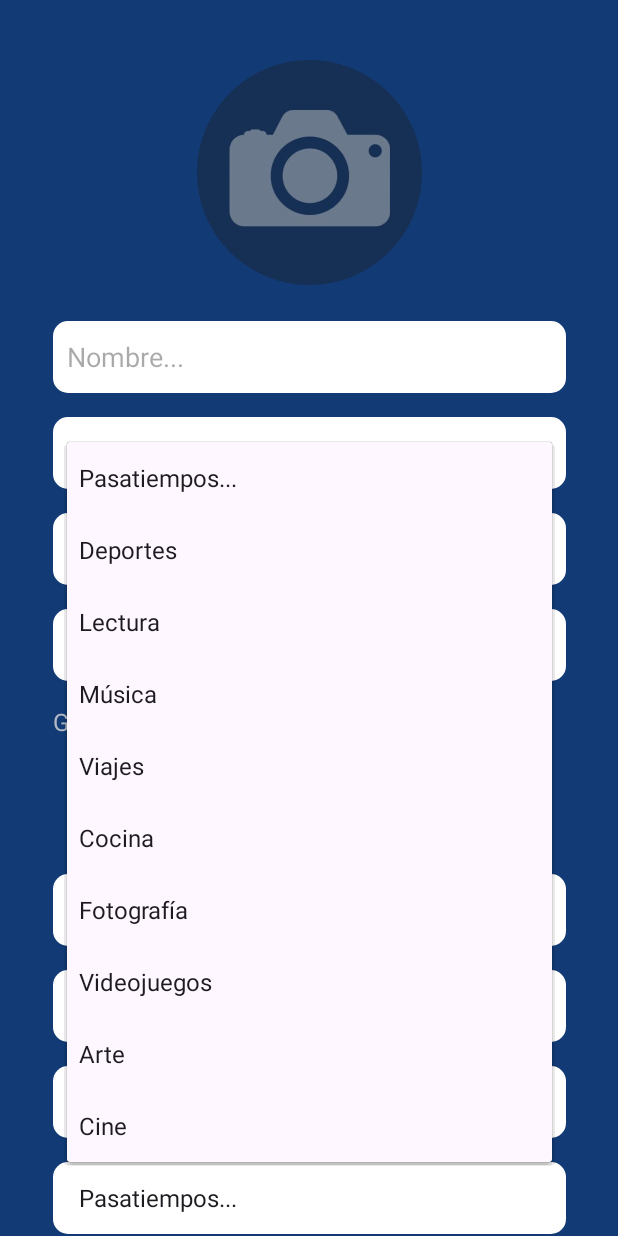
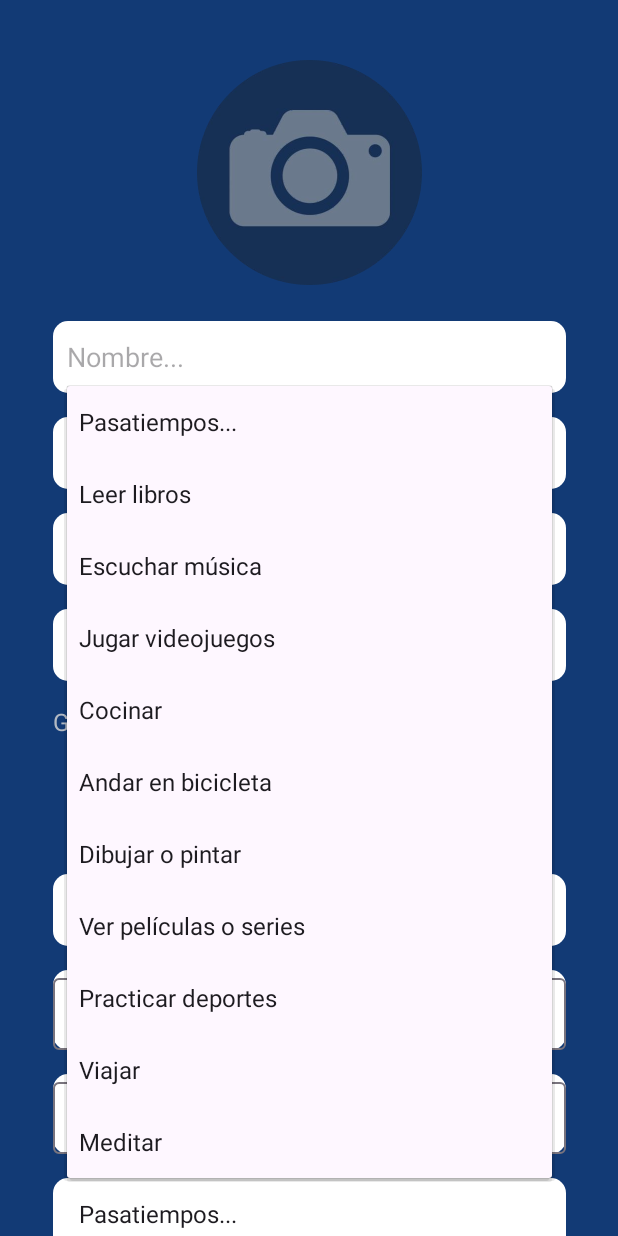
Before and after one commit to Katharsis0/IntelliHome, an Android app: the screen it shows after launch (SignUpActivity), after a tap on "Pasatiempos...", on a phone screen of 412 x 824 dp. Run offline under Robolectric (Android 15) with nearby library versions, the phone set to English and light mode, and no system bars; 2 other taps on this screen came first.

Commit message:
Toggle visibility

```diff
--- a/app/build.gradle.kts
+++ b/app/build.gradle.kts
@@ -32,11 +32,11 @@ android {
 }
 
 dependencies {
-
     implementation(libs.appcompat)
     implementation(libs.material)
     implementation(libs.activity)
     implementation(libs.constraintlayout)
+    implementation ("com.google.android.material:material:1.9.0")  //Material Icons library
     testImplementation(libs.junit)
     androidTestImplementation(libs.ext.junit)
     androidTestImplementation(libs.espresso.core)
--- a/app/src/main/res/layout/activity_signup.xml
+++ b/app/src/main/res/layout/activity_signup.xml
@@ -109,7 +109,7 @@
                 android:layout_height="wrap_content"
                 android:layout_weight="1"
                 android:textColor="@color/light_gray"
-                android:textSize="20dp"
+                android:textSize="20sp"
                 android:text="Hombre" />
 
             <RadioButton
@@ -117,7 +117,7 @@
                 android:layout_width="0dp"
                 android:layout_height="wrap_content"
                 android:layout_weight="1"
-                android:textSize="20dp"
+                android:textSize="20sp"
                 android:textColor="@color/light_gray"
                 android:text="Mujer" />
         </RadioGroup>
@@ -133,33 +133,47 @@
             app:layout_constraintStart_toStartOf="@id/editFechaNacimiento"
             app:layout_constraintTop_toBottomOf="@id/radioGroupGenero" />
 
-        <EditText
+        <com.google.android.material.textfield.TextInputLayout
             android:id="@+id/editContrasena"
             android:layout_width="0dp"
-            android:layout_height="48dp"
+            android:layout_height="wrap_content"
             android:layout_marginTop="16dp"
             android:background="@drawable/radius_corner"
             android:hint="@string/contraseña"
-            android:inputType="textPassword"
-            android:padding="9dp"
+            app:passwordToggleEnabled="true"
             app:layout_constraintEnd_toEndOf="@id/spinnerNacionalidad"
             app:layout_constraintStart_toStartOf="@id/spinnerNacionalidad"
-            app:layout_constraintTop_toBottomOf="@id/spinnerNacionalidad" />
+            app:layout_constraintTop_toBottomOf="@id/spinnerNacionalidad">
 
-        <EditText
+            <com.google.android.material.textfield.TextInputEditText
+                android:layout_width="match_parent"
+                android:layout_height="wrap_content"
+                android:inputType="textPassword"
+                android:paddingTop="12dp"
+                android:paddingBottom="12dp"/>
+        </com.google.android.material.textfield.TextInputLayout>
+
+        <com.google.android.material.textfield.TextInputLayout
             android:id="@+id/editConfirmarContrasena"
             android:layout_width="0dp"
-            android:layout_height="48dp"
+            android:layout_height="wrap_content"
             android:layout_marginTop="16dp"
             android:background="@drawable/radius_corner"
-            android:hint="@string/confirmar_contraseña"
-            android:inputType="textPassword"
-            android:padding="9dp"
+            app:passwordToggleEnabled="true"
             app:layout_constraintEnd_toEndOf="@id/editContrasena"
             app:layout_constraintStart_toStartOf="@id/editContrasena"
-            app:layout_constraintTop_toBottomOf="@id/editContrasena" />
+            app:layout_constraintTop_toBottomOf="@id/editContrasena">
 
-        <Spinner
+            <com.google.android.material.textfield.TextInputEditText
+                android:layout_width="match_parent"
+                android:layout_height="wrap_content"
+                android:inputType="textPassword"
+                android:hint="@string/confirmar_contraseña"
+                android:paddingTop="12dp"
+                android:paddingBottom="12dp"/>
+        </com.google.android.material.textfield.TextInputLayout>
+
+    <Spinner
             android:id="@+id/spinnerPasatiempos"
             android:layout_width="0dp"
             android:layout_height="48dp"
--- a/app/src/main/res/values/arrays.xml
+++ b/app/src/main/res/values/arrays.xml
@@ -3,27 +3,44 @@
     <string-array name="nacionalidades">
         <item>Nacionalidad...</item>
         <item>Argentina</item>
-        <item>Bolivia</item>
+        <item>Bahamas</item>
+        <item>Belice</item>
         <item>Brasil</item>
+        <item>Canadá</item>
         <item>Chile</item>
         <item>Colombia</item>
+        <item>Costa Rica</item>
+        <item>Cuba</item>
+        <item>Dominica</item>
         <item>Ecuador</item>
-        <item>España</item>
+        <item>El Salvador</item>
+        <item>Estados Unidos</item>
+        <item>Granada</item>
+        <item>Guatemala</item>
+        <item>Guyana</item>
+        <item>Haití</item>
+        <item>Honduras</item>
+        <item>Jamaica</item>
         <item>México</item>
+        <item>Nicaragua</item>
+        <item>Panamá</item>
+        <item>Paraguay</item>
         <item>Perú</item>
-        <item>Venezuela</item>
+        <item>República Dominicana</item>
     </string-array>
 
     <string-array name="pasatiempos">
         <item>Pasatiempos...</item>
-        <item>Deportes</item>
-        <item>Lectura</item>
-        <item>Música</item>
-        <item>Viajes</item>
-        <item>Cocina</item>
-        <item>Fotografía</item>
-        <item>Videojuegos</item>
-        <item>Arte</item>
-        <item>Cine</item>
+        <item>Leer libros</item>
+        <item>Escuchar música</item>
+        <item>Jugar videojuegos</item>
+        <item>Cocinar</item>
+        <item>Andar en bicicleta</item>
+        <item>Dibujar o pintar</item>
+        <item>Ver películas o series</item>
+        <item>Practicar deportes</item>
+        <item>Viajar</item>
+        <item>Meditar</item>
     </string-array>
+
 </resources>
```
Also changed, not shown: 2 other files.
